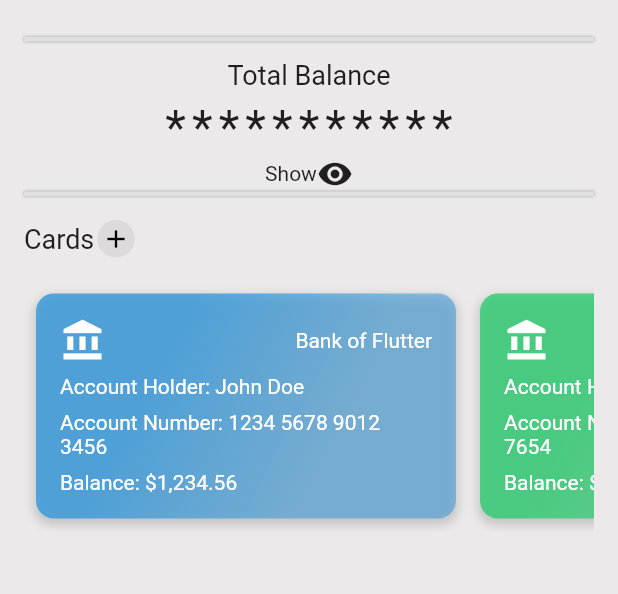
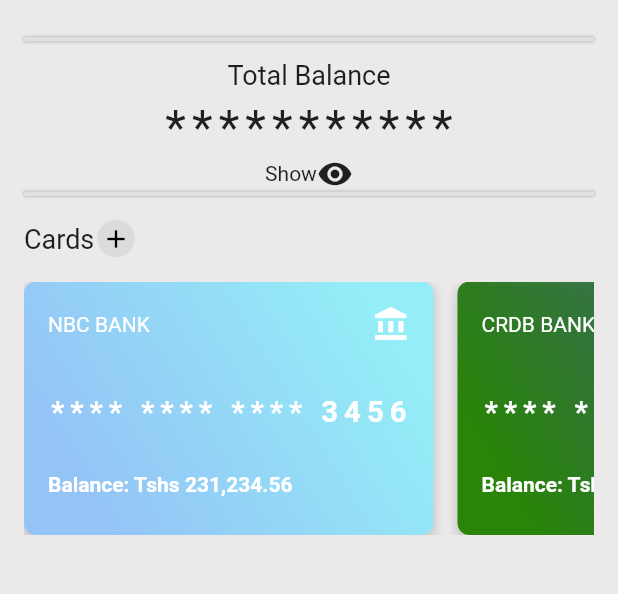
Before and after one commit to yuzalsif/zmoney, a Flutter app: the screen it shows after launch, on a phone screen of 412 x 824 dp, the part 71-665 px from its top. Run offline on Flutter 3.47's test engine with Material 2 defaults, Android fonts, the phone set to English and light mode, and no system bars; our stand-ins replace google_fonts.

Commit message:
feat: fixed the design of the display of bank cards

```diff
--- a/lib/screens/home.dart
+++ b/lib/screens/home.dart
@@ -7,22 +7,20 @@
   @override
   Widget build(BuildContext context) {
     return Scaffold(
-      backgroundColor:
-          Color.fromARGB(255, 235, 233, 233), // Set the background color here
+      backgroundColor: Color.fromARGB(255, 235, 233, 233),
       appBar: AppBar(
-        backgroundColor:
-            Color.fromARGB(255, 235, 233, 233), // Set a transparent background
-        elevation: 0, // Remove the elevation shadow
+        backgroundColor: Color.fromARGB(255, 235, 233, 233),
+        elevation: 0,
         title: Text(
-          'z money', // Your app title
+          'z money',
           style: GoogleFonts.caveatBrush(
             textStyle: TextStyle(
-              color: Colors.black, // Text color
-              fontSize: 32, // Adjust the size as needed
+              color: Colors.black,
+              fontSize: 32,
             ),
           ),
         ),
-        centerTitle: true, // Center the title horizontally
+        centerTitle: true,
       ),
       body: SingleChildScrollView(
         child: Column(
@@ -31,10 +29,9 @@
               padding: EdgeInsets.all(16.0),
               child: Column(
                 children: [
-                  // First Divider
                   Container(
                     decoration: BoxDecoration(
-                      color: Colors.grey[300], // Adjust the color as needed
+                      color: Colors.grey[300],
                       boxShadow: [
                         BoxShadow(
                           color: Colors.grey,
@@ -49,8 +46,6 @@
                       color: Colors.transparent,
                     ),
                   ),
-
-                  // Text, Asterisks, Show Text, and Eye Icon
                   Container(
                     padding: EdgeInsets.only(top: 12.0),
                     child: Column(
@@ -67,7 +62,6 @@
                             letterSpacing: 4,
                           ),
                         ),
-                        //  SizedBox(height: 1.0),
                         Row(
                           mainAxisAlignment: MainAxisAlignment.center,
                           children: [
@@ -78,11 +72,9 @@
                       ],
                     ),
                   ),
-
-                  // Second Divider
                   Container(
                     decoration: BoxDecoration(
-                      color: Colors.grey[300], // Adjust the color as needed
+                      color: Colors.grey[300],
                       boxShadow: [
                         BoxShadow(
                           color: Colors.grey,
@@ -97,9 +89,7 @@
                       color: Colors.transparent,
                     ),
                   ),
-                  SizedBox(
-                    height: 16,
-                  ),
+                  SizedBox(height: 16),
                   Row(
                     mainAxisAlignment: MainAxisAlignment.start,
                     children: [
@@ -107,51 +97,55 @@
                         'Cards',
                         style: TextStyle(fontSize: 18.0),
                       ),
-                      SizedBox(width: 2.0), // Adjust spacing as needed
+                      SizedBox(width: 2.0),
                       Container(
                         width: 25.0,
                         height: 25.0,
                         decoration: BoxDecoration(
                           shape: BoxShape.circle,
-                          color: Colors.grey.withOpacity(
-                              0.2), // Set the color of the circular container
+                          color: Colors.grey.withOpacity(0.2),
                         ),
                         child: Center(
                           child: Icon(
                             Icons.add,
                             size: 20.0,
-                            color: Colors.black, // Set the color of the add icon
+                            color: Colors.black,
                           ),
                         ),
                       )
                     ],
                   ),
-                  SizedBox(
-                    height: 16,
-                  ),
+                  SizedBox(height: 16),
                   SingleChildScrollView(
-                      scrollDirection: Axis.horizontal,
-                    child:  Row(
+                    scrollDirection: Axis.horizontal,
+                    child: Row(
                       children: [
                         BankAccountCard(
                           bankLogo: Icons.account_balance,
-                          bankName: 'Bank of Flutter',
+                          bankName: 'NBC BANK',
                           accountHolder: 'John Doe',
-                          accountNumber: '1234 5678 9012 3456',
-                          balance: '\$1,234.56',
-                          cardColor: Color(0xFF3498db).withOpacity(0.9),
-
+                          accountNumber: '**** **** **** 3456',
+                          balance: '\Tshs 231,234.56',
+                          cardColor: LinearGradient(
+                            begin: Alignment(0.71, -0.71),
+                            end: Alignment(-0.71, 0.71),
+                            colors: [Color(0xFF94EDF7), Color(0xFF94C3F6)],
+                          ),
+                          borderRadius: BorderRadius.circular(8.0),
                         ),
                         BankAccountCard(
                           bankLogo: Icons.account_balance,
-                          bankName: 'Dart Bank',
+                          bankName: 'CRDB BANK',
                           accountHolder: 'Jane Smith',
-                          accountNumber: '9876 5432 1098 7654',
-                          balance: '\$2,345.67',
-                          cardColor: Color(0xFF2ecc71).withOpacity(0.9),
-
+                          accountNumber: '**** **** **** 7654',
+                          balance: '\Tshs 72,345.67',
+                          cardColor: LinearGradient(
+                            begin: Alignment(0.71, -0.71),
+                            end: Alignment(-0.71, 0.71),
+                            colors: [Color(0x9950C4747).withOpacity(0.7), Color(0xFF298408)],
+                          ),
+                          borderRadius: BorderRadius.circular(8.0),
                         ),
-                        // Add more BankAccountCard widgets as needed
                       ],
                     ),
                   ),
@@ -171,8 +165,8 @@
   final String accountHolder;
   final String accountNumber;
   final String balance;
-  final Color cardColor;
-
+  final LinearGradient cardColor;
+  final BorderRadiusGeometry? borderRadius;
 
   BankAccountCard({
     required this.bankLogo,
@@ -181,27 +175,18 @@
     required this.accountNumber,
     required this.balance,
     required this.cardColor,
-
+    this.borderRadius,
   });
 
   @override
   Widget build(BuildContext context) {
     return Container(
-      width: 280,
-      height: 150,
-      decoration: BoxDecoration(
-        color: cardColor,
-        borderRadius: BorderRadius.circular(12.0),
-        gradient: LinearGradient(
-          begin: Alignment.topLeft,
-          end: Alignment.bottomRight,
-          stops: [0.3, 0.7],
-          colors: [
-            cardColor.withOpacity(0.9),
-            cardColor.withOpacity(0.6),
-          ],
-        ),
-        boxShadow: [
+      width: 273,
+      height: 169,
+      decoration: ShapeDecoration(
+        gradient: cardColor,
+        shape: RoundedRectangleBorder(borderRadius: borderRadius ?? BorderRadius.circular(8.0)),
+        shadows: [
           BoxShadow(
             color: Colors.grey.withOpacity(0.5),
             spreadRadius: 1,
@@ -210,7 +195,7 @@
           ),
         ],
       ),
-      margin: EdgeInsets.all(8.0),
+      margin: EdgeInsets.only(right: 16.0),
       padding: EdgeInsets.all(16.0),
       child: Column(
         crossAxisAlignment: CrossAxisAlignment.start,
@@ -218,31 +203,36 @@
           Row(
             mainAxisAlignment: MainAxisAlignment.spaceBetween,
             children: [
-              Icon(
-                bankLogo,
-                size: 30.0,
-                color: Colors.white,
-              ),
               Text(
                 bankName,
                 style: TextStyle(color: Colors.white),
               ),
+
+              Icon(
+                bankLogo,
+                size: 25.0,
+                color: Colors.white,
+              ),
             ],
           ),
-          SizedBox(height: 8.0),
-          Text(
-            'Account Holder: $accountHolder',
-            style: TextStyle(color: Colors.white),
+          SizedBox(height: 34.0),
+          // Text(
+          //   'Account Holder: $accountHolder',
+          //   style: TextStyle(color: Colors.white),
+          // ),
+         // SizedBox(height: 8.0),
+          Center(
+            child: FittedBox(
+              child: Text(
+                 accountNumber,
+                style: TextStyle(color: Colors.white, fontSize: 20, letterSpacing: 4, fontWeight: FontWeight.bold),
+              ),
+            ),
           ),
-          SizedBox(height: 8.0),
-          Text(
-            'Account Number: $accountNumber',
-            style: TextStyle(color: Colors.white),
-          ),
-          SizedBox(height: 8.0),
+          SizedBox(height: 30.0),
           Text(
             'Balance: $balance',
-            style: TextStyle(color: Colors.white),
+            style: TextStyle(color: Colors.white,fontWeight: FontWeight.bold ),
           ),
         ],
       ),
```
